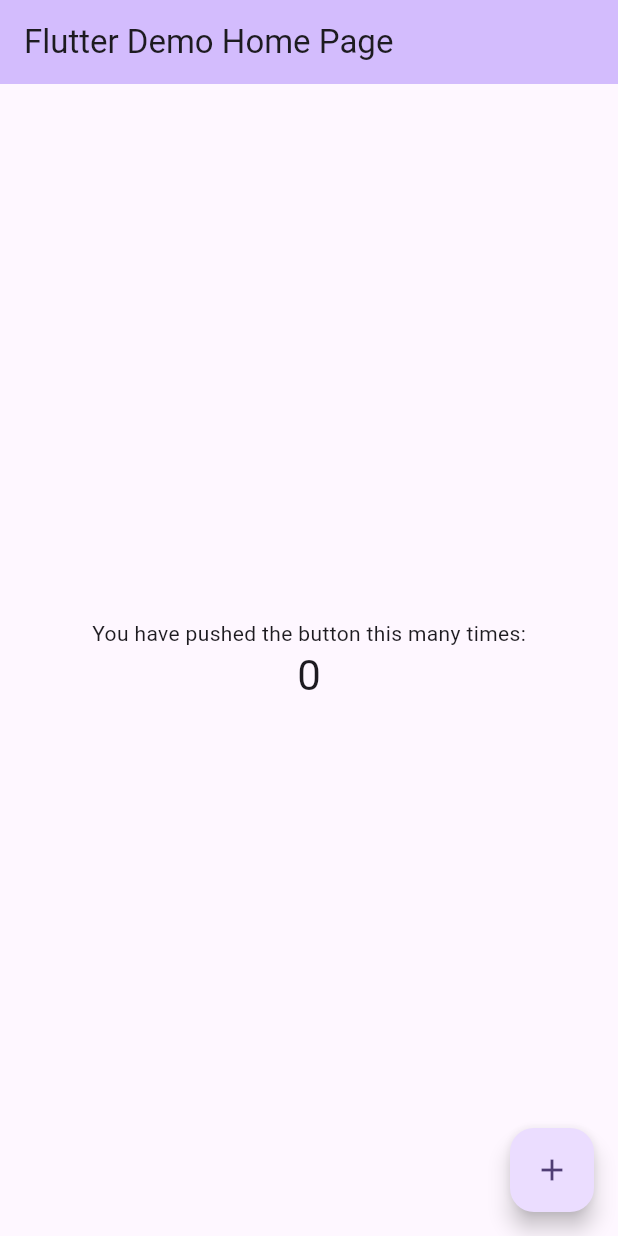
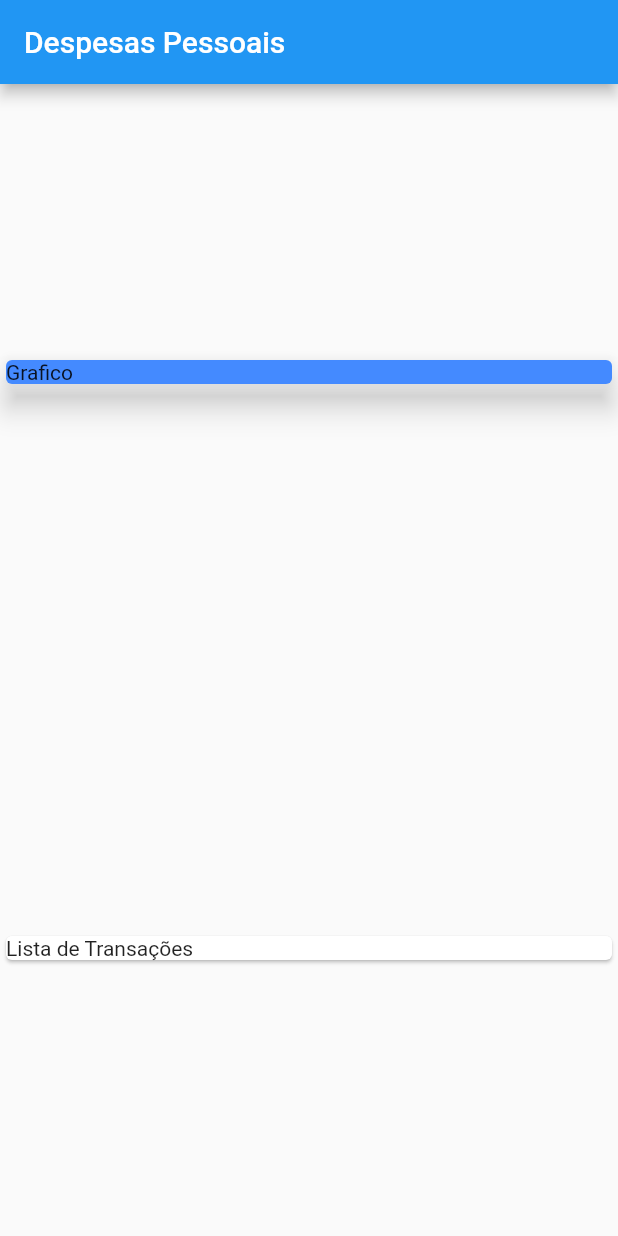
Before and after one commit to CSIRamone/expenses, a Flutter app: the screen it shows after launch, on a phone screen of 412 x 824 dp. Run offline on Flutter 3.47's test engine with Material 2 defaults, Android fonts, the phone set to English and light mode, and no system bars; statements that could not run were skipped.

Commit message:
layout mainAxis&crossAxis class Transaction

```diff
--- a/lib/main.dart
+++ b/lib/main.dart
@@ -1,125 +1,55 @@
+import 'package:expenses/models/transaction.dart';
 import 'package:flutter/material.dart';
 
-void main() {
-  runApp(const MyApp());
+void main() => runApp(ExpensesApp());
+
+class ExpensesApp extends StatelessWidget {
+  @override
+  Widget build(BuildContext context) {
+    return MaterialApp(home: MyHomePage());
+  }
 }
 
-class MyApp extends StatelessWidget {
-  const MyApp({super.key});
+class MyHomePage extends StatelessWidget {
+  final _transaction = [
+    Transaction(
+      id: 't1',
+      title: 'novo tenis de corrida',
+      value: 310,
+      76,
+      date: DateTime.now(),
+    ),
+    Transaction(
+      id: 't2',
+      title: 'Conta de luz',
+      value: 670.89,
+      date: DateTime.now(),
+    ),
+  ];
 
-  // This widget is the root of your application.
   @override
   Widget build(BuildContext context) {
-    return MaterialApp(
-      title: 'Flutter Demo',
-      theme: ThemeData(
-        // This is the theme of your application.
-        //
-        // TRY THIS: Try running your application with "flutter run". You'll see
-        // the application has a blue toolbar. Then, without quitting the app,
-        // try changing the seedColor in the colorScheme below to Colors.green
-        // and then invoke "hot reload" (save your changes or press the "hot
-        // reload" button in a Flutter-supported IDE, or press "r" if you used
-        // the command line to start the app).
-        //
-        // Notice that the counter didn't reset back to zero; the application
-        // state is not lost during the reload. To reset the state, use hot
-        // restart instead.
-        //
-        // This works for code too, not just values: Most code changes can be
-        // tested with just a hot reload.
-        colorScheme: ColorScheme.fromSeed(seedColor: Colors.deepPurple),
-        useMaterial3: true,
+    return Scaffold(
+      appBar: AppBar(
+        title: const Text("Despesas Pessoais"),
       ),
-      home: const MyHomePage(title: 'Flutter Demo Home Page'),
+      body: Column(
+        mainAxisAlignment: MainAxisAlignment.spaceAround,
+        crossAxisAlignment: CrossAxisAlignment.stretch,
+        children: [
+          Container(
+            //width: double.infinity,
+            child: const Card(
+              color: Colors.blueAccent,
+              elevation: 8,
+              child: Text('Grafico'),
+            ),
+          ),
+          const Card(
+            child: Text('Lista de Transações'),
+          ),
+        ],
+      ),
     );
   }
 }
-
-class MyHomePage extends StatefulWidget {
-  const MyHomePage({super.key, required this.title});
-
-  // This widget is the home page of your application. It is stateful, meaning
-  // that it has a State object (defined below) that contains fields that affect
-  // how it looks.
-
-  // This class is the configuration for the state. It holds the values (in this
-  // case the title) provided by the parent (in this case the App widget) and
-  // used by the build method of the State. Fields in a Widget subclass are
-  // always marked "final".
-
-  final String title;
-
-  @override
-  State<MyHomePage> createState() => _MyHomePageState();
-}
-
-class _MyHomePageState extends State<MyHomePage> {
-  int _counter = 0;
-
-  void _incrementCounter() {
-    setState(() {
-      // This call to setState tells the Flutter framework that something has
-      // changed in this State, which causes it to rerun the build method below
-      // so that the display can reflect the updated values. If we changed
-      // _counter without calling setState(), then the build method would not be
-      // called again, and so nothing would appear to happen.
-      _counter++;
-    });
-  }
-
-  @override
-  Widget build(BuildContext context) {
-    // This method is rerun every time setState is called, for instance as done
-    // by the _incrementCounter method above.
-    //
-    // The Flutter framework has been optimized to make rerunning build methods
-    // fast, so that you can just rebuild anything that needs updating rather
-    // than having to individually change instances of widgets.
-    return Scaffold(
-      appBar: AppBar(
-        // TRY THIS: Try changing the color here to a specific color (to
-        // Colors.amber, perhaps?) and trigger a hot reload to see the AppBar
-        // change color while the other colors stay the same.
-        backgroundColor: Theme.of(context).colorScheme.inversePrimary,
-        // Here we take the value from the MyHomePage object that was created by
-        // the App.build method, and use it to set our appbar title.
-        title: Text(widget.title),
-      ),
-      body: Center(
-        // Center is a layout widget. It takes a single child and positions it
-        // in the middle of the parent.
-        child: Column(
-          // Column is also a layout widget. It takes a list of children and
-          // arranges them vertically. By default, it sizes itself to fit its
-          // children horizontally, and tries to be as tall as its parent.
-          //
-          // Column has various properties to control how it sizes itself and
-          // how it positions its children. Here we use mainAxisAlignment to
-          // center the children vertically; the main axis here is the vertical
-          // axis because Columns are vertical (the cross axis would be
-          // horizontal).
-          //
-          // TRY THIS: Invoke "debug painting" (choose the "Toggle Debug Paint"
-          // action in the IDE, or press "p" in the console), to see the
-          // wireframe for each widget.
-          mainAxisAlignment: MainAxisAlignment.center,
-          children: <Widget>[
-            const Text(
-              'You have pushed the button this many times:',
-            ),
-            Text(
-              '$_counter',
-              style: Theme.of(context).textTheme.headlineMedium,
-            ),
-          ],
-        ),
-      ),
-      floatingActionButton: FloatingActionButton(
-        onPressed: _incrementCounter,
-        tooltip: 'Increment',
-        child: const Icon(Icons.add),
-      ), // This trailing comma makes auto-formatting nicer for build methods.
-    );
-  }
-}
--- /dev/null
+++ b/lib/models/transaction.dart
@@ -0,0 +1,13 @@
+class Transaction {
+  late final String id;
+  late final String title;
+  late final double value;
+  late final DateTime date;
+
+  Transaction({
+    required id,
+    required title,
+    required value,
+    required date,
+  });
+}
```
Also changed, not shown: 1 other file.
